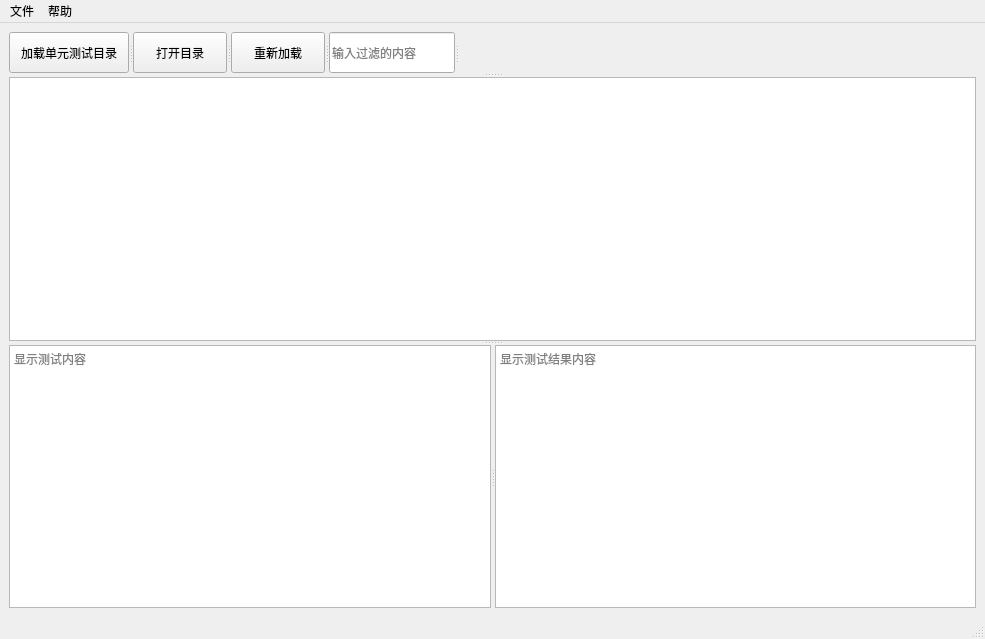
Old version of the form codesets/supertest.ui in the repository weilaidb/codetools.
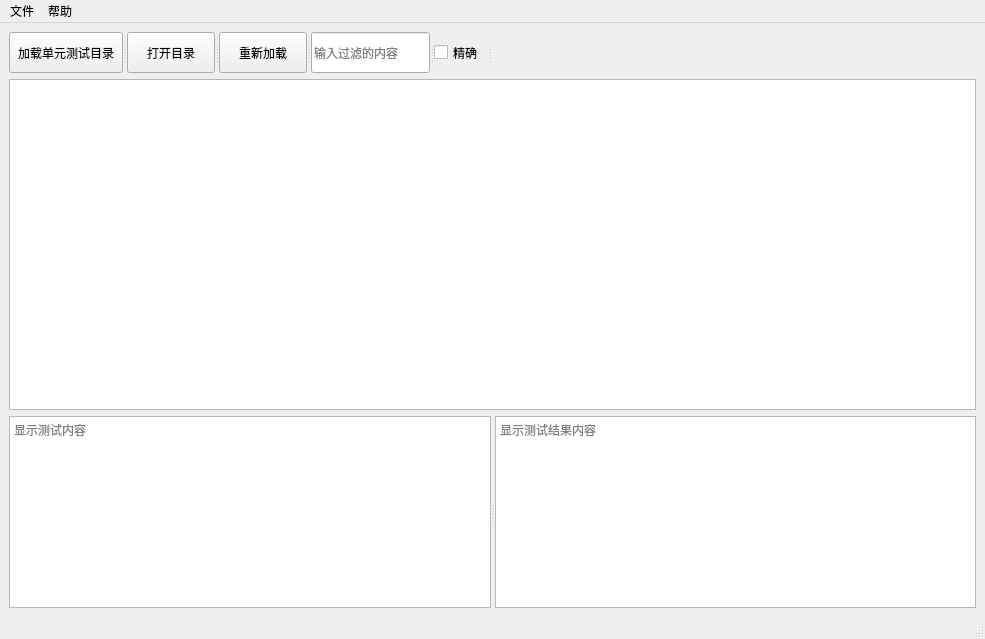
New version of the form.

Patch:
```diff
--- a/codesets/supertest.ui
+++ b/codesets/supertest.ui
@@ -14,12 +14,10 @@
    <string>MainWindow</string>
   </property>
   <widget class="QWidget" name="centralwidget">
+   <layout class="QGridLayout" name="gridLayout_2">
+    <item row="0" column="0">
    <layout class="QGridLayout" name="gridLayout">
     <item row="0" column="0">
-     <widget class="QSplitter" name="splitter_3">
-      <property name="orientation">
-       <enum>Qt::Vertical</enum>
-      </property>
       <widget class="QSplitter" name="splitter_2">
        <property name="orientation">
         <enum>Qt::Horizontal</enum>
@@ -92,6 +90,11 @@
          <string>输入过滤的内容</string>
         </property>
        </widget>
+        <widget class="QCheckBox" name="checkBox">
+         <property name="text">
+          <string>精确</string>
+         </property>
+        </widget>
        <widget class="QLabel" name="label_load_path">
         <property name="sizePolicy">
          <sizepolicy hsizetype="Expanding" vsizetype="Preferred">
@@ -116,6 +119,8 @@
         </property>
        </widget>
       </widget>
+      </item>
+      <item row="1" column="0">
       <widget class="QListWidget" name="listWidget_load_dir">
        <property name="maximumSize">
         <size>
@@ -124,6 +129,8 @@
         </size>
        </property>
       </widget>
+      </item>
+      <item row="2" column="0">
       <widget class="QSplitter" name="splitter">
        <property name="orientation">
         <enum>Qt::Horizontal</enum>
@@ -151,7 +158,8 @@
         </property>
        </widget>
       </widget>
-     </widget>
+      </item>
+     </layout>
     </item>
    </layout>
   </widget>
```
Lines whose indentation alone changed are shown as unchanged.
